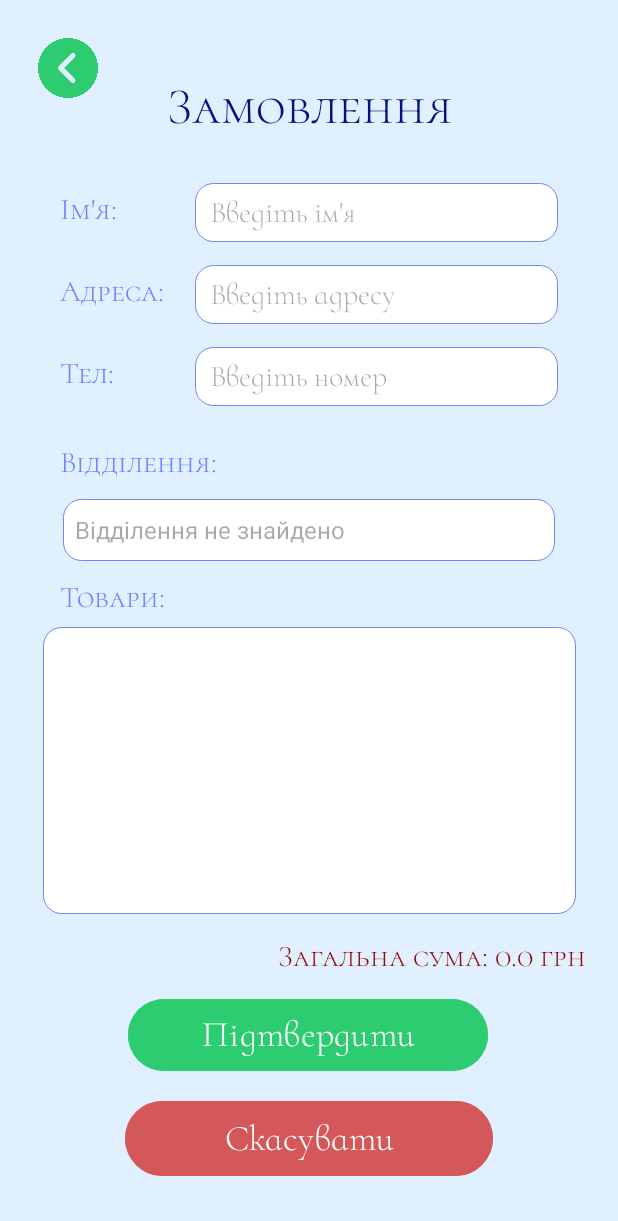
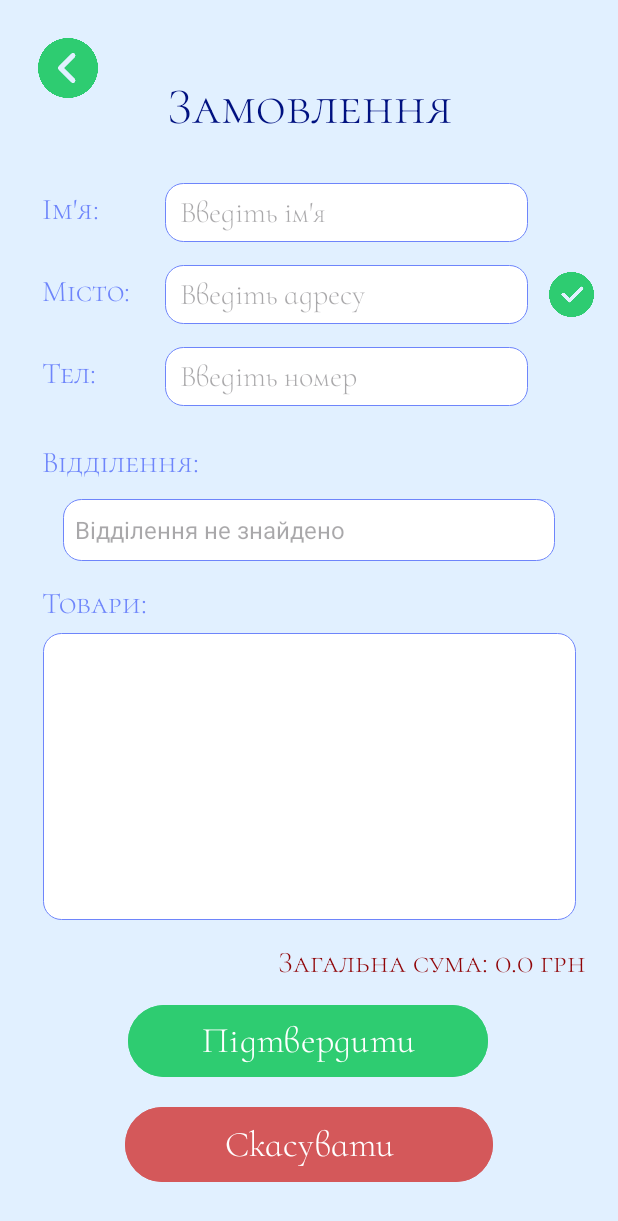
Before and after one commit to BlautaVi/FlowersShop, an Android app: the Ordering_item_c screen opened directly, with no data from a screen before it, on a phone screen of 412 x 824 dp. Shown: the top 1221 px of the screen. Run offline under Robolectric (Android 15) with nearby library versions, the phone set to English and light mode, and no system bars; our stand-ins replace Firebase (no records; nobody signed in at launch, a user with empty details on screens opened directly), Volley; pictures from the network do not load.

```diff
--- a/app/src/main/java/com/example/flowersshop/main_page.kt
+++ b/app/src/main/java/com/example/flowersshop/main_page.kt
@@ -171,9 +171,9 @@ class main_page : AppCompatActivity(), NavigationView.OnNavigationItemSelectedLi
             "productId" to product.id,
             "productName" to product.name,
             "productPrice" to product.price,
+            "productPhotoUrl" to product.photoUrl,
             "quantity" to 1
         )
-
         FirebaseFirestore.getInstance().collection("cart")
             .add(cartItem)
             .addOnSuccessListener {
--- a/app/src/main/res/layout/activity_ordering_item_c.xml
+++ b/app/src/main/res/layout/activity_ordering_item_c.xml
@@ -27,7 +27,7 @@
         android:id="@+id/name2_l"
         android:layout_width="wrap_content"
         android:layout_height="wrap_content"
-        android:layout_marginStart="40dp"
+        android:layout_marginStart="28dp"
         android:layout_marginTop="35dp"
         android:fontFamily="@font/cormorant_sc_light"
         android:text="Ім'я:"
@@ -41,9 +41,9 @@
         android:layout_width="242dp"
         android:layout_height="39dp"
         android:layout_marginTop="30dp"
-        android:layout_marginEnd="40dp"
+        android:layout_marginEnd="60dp"
+        android:background="@drawable/rounded_edittext_background"
         android:ems="10"
-        android:background="@drawable/rounded_edittext_background"
         android:fontFamily="@font/cormorant_infant_light"
         android:hint="Введіть ім'я"
         android:inputType="text"
@@ -57,10 +57,10 @@
         android:id="@+id/address_l"
         android:layout_width="wrap_content"
         android:layout_height="wrap_content"
-        android:layout_marginStart="40dp"
+        android:layout_marginStart="28dp"
         android:layout_marginTop="30dp"
         android:fontFamily="@font/cormorant_sc_light"
-        android:text="Адреса:"
+        android:text="Місто:"
         android:textColor="#6E85FB"
         android:textSize="20sp"
         app:layout_constraintStart_toStartOf="parent"
@@ -71,9 +71,9 @@
         android:layout_width="242dp"
         android:layout_height="39dp"
         android:layout_marginTop="15dp"
-        android:layout_marginEnd="40dp"
+        android:layout_marginEnd="60dp"
+        android:background="@drawable/rounded_edittext_background"
         android:ems="10"
-        android:background="@drawable/rounded_edittext_background"
         android:fontFamily="@font/cormorant_infant_light"
         android:hint="Введіть адресу"
         android:inputType="text"
@@ -87,7 +87,7 @@
         android:id="@+id/phone2_l"
         android:layout_width="wrap_content"
         android:layout_height="wrap_content"
-        android:layout_marginStart="40dp"
+        android:layout_marginStart="28dp"
         android:layout_marginTop="30dp"
         android:fontFamily="@font/cormorant_sc_light"
         android:text="Тел:"
@@ -101,9 +101,9 @@
         android:layout_width="242dp"
         android:layout_height="39dp"
         android:layout_marginTop="15dp"
-        android:layout_marginEnd="40dp"
+        android:layout_marginEnd="60dp"
+        android:background="@drawable/rounded_edittext_background"
         android:ems="10"
-        android:background="@drawable/rounded_edittext_background"
         android:fontFamily="@font/cormorant_infant_light"
         android:hint="Введіть номер"
         android:inputType="phone"
@@ -117,7 +117,7 @@
         android:id="@+id/textView4"
         android:layout_width="wrap_content"
         android:layout_height="wrap_content"
-        android:layout_marginStart="40dp"
+        android:layout_marginStart="28dp"
         android:layout_marginTop="25dp"
         android:fontFamily="@font/cormorant_sc_light"
         android:text="Відділення:"
@@ -143,8 +143,8 @@
         android:id="@+id/items_l"
         android:layout_width="wrap_content"
         android:layout_height="wrap_content"
-        android:layout_marginStart="40dp"
-        android:layout_marginTop="12dp"
+        android:layout_marginStart="28dp"
+        android:layout_marginTop="16dp"
         android:fontFamily="@font/cormorant_sc_light"
         android:text="Товари:"
         android:textColor="#6E85FB"
@@ -239,4 +239,19 @@
         app:layout_constraintTop_toTopOf="parent"
         app:tint="#2ecc71" />
 
+    <ImageButton
+        android:id="@+id/change_city_button"
+        android:layout_width="30dp"
+        android:layout_height="30dp"
+        android:layout_marginTop="181dp"
+        android:layout_marginEnd="16dp"
+        android:background="@null"
+        android:contentDescription="@string/logout_button_description"
+        android:scaleType="fitCenter"
+        android:src="@drawable/tickmark"
+        android:textSize="22sp"
+        app:layout_constraintEnd_toEndOf="parent"
+        app:layout_constraintTop_toTopOf="parent"
+        app:tint="#2ecc71" />
+
 </androidx.constraintlayout.widget.ConstraintLayout>
```
Also changed, not shown: app/src/main/java/com/example/flowersshop/Customers_acc.kt (+8 -0 lines), app/src/main/java/com/example/flowersshop/Ordering_item_c.kt (+50 -6 lines), app/src/main/java/com/example/flowersshop/Registration.kt (+13 -1 lines), app/src/main/res/layout/cart_item_simple_layout.xml (+19 -16 lines).
